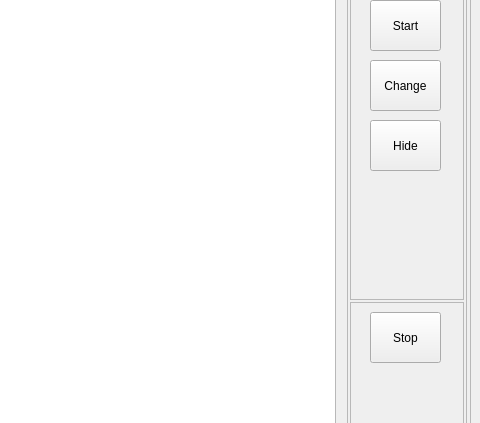
This is gui_sms_sender.ui in AndreSci/Server_sms_flask as Qt 5 draws it before an edit; both pictures show x 752 to 1232 and y 92 to 515 of the 1232 by 720 pixel window. The edited form follows.
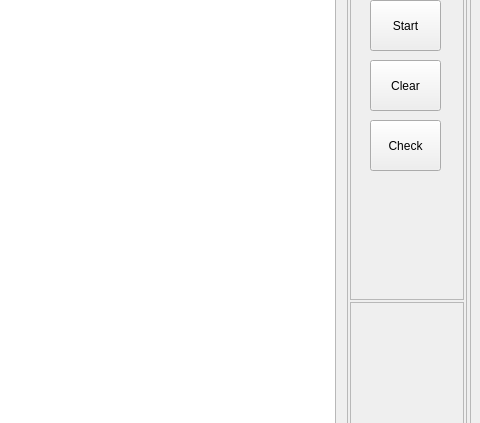
This is the edited form.

Commit message: 1. доработки с интерфейсом

```diff
--- a/gui_sms_sender.ui
+++ b/gui_sms_sender.ui
@@ -332,7 +332,7 @@
               </rect>
              </property>
              <property name="text">
-              <string>Change</string>
+              <string>Clear</string>
              </property>
             </widget>
             <widget class="QPushButton" name="hide_but">
@@ -345,7 +345,7 @@
               </rect>
              </property>
              <property name="text">
-              <string>Hide</string>
+              <string>Check</string>
              </property>
             </widget>
            </widget>
@@ -358,19 +358,6 @@
             <property name="frameShadow">
              <enum>QFrame::Raised</enum>
             </property>
-            <widget class="QPushButton" name="stop_but">
-             <property name="geometry">
-              <rect>
-               <x>20</x>
-               <y>10</y>
-               <width>71</width>
-               <height>51</height>
-              </rect>
-             </property>
-             <property name="text">
-              <string>Stop</string>
-             </property>
-            </widget>
            </widget>
           </item>
          </layout>
```
Left out of the diff: 4 changed lines with no effect on the pictures. The commit also changes 4 other files.
